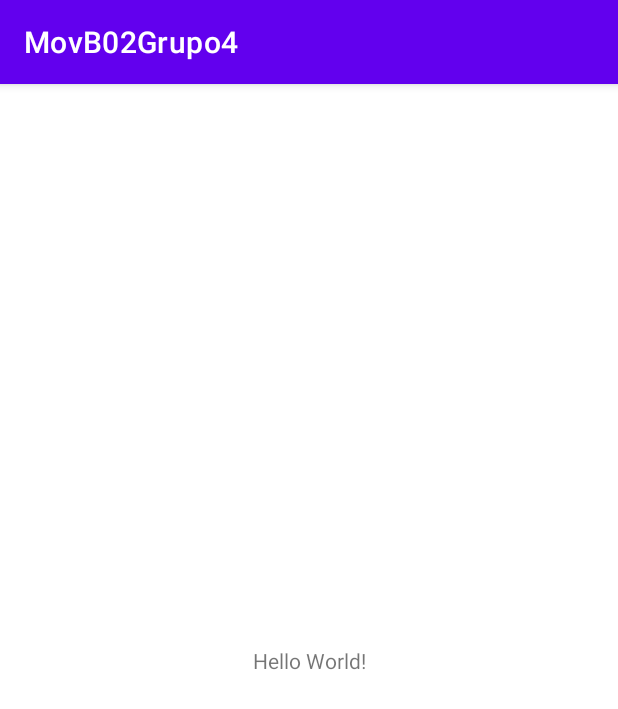
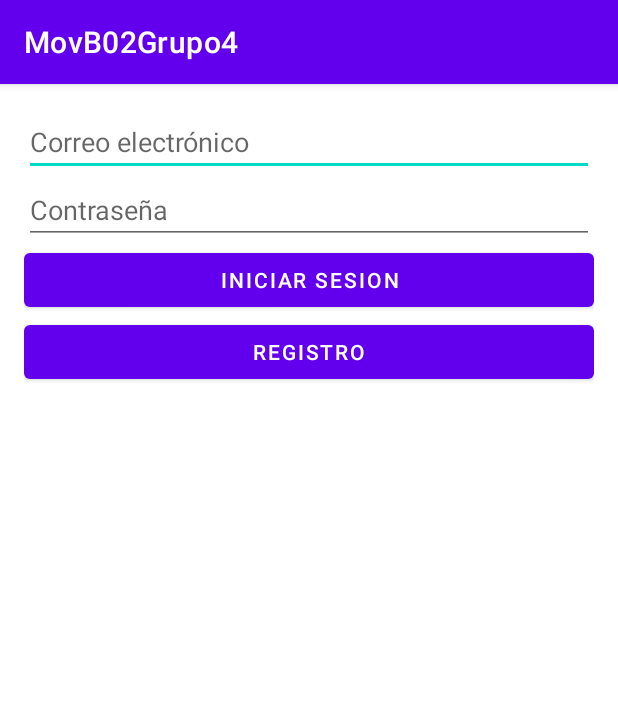
Before and after one commit to sebastian-rodriguez-rincon/MovBo2Grupo4, an Android app: the screen it shows after launch (MainActivity), on a phone screen of 412 x 824 dp. Shown: the top 709 px of the screen. Run offline under Robolectric (Android 15) with nearby library versions, the phone set to English and light mode, and no system bars.

Commit message:
Se han añadido los fragments de Login, Register y Menu, junto con la implementación de una base de datos para almacenar la información de los usuarios que se registren.

```diff
--- a/app/build.gradle
+++ b/app/build.gradle
@@ -4,7 +4,7 @@ plugins {
 }
 
 android {
-    compileSdk 35
+    compileSdk 32
 
     defaultConfig {
         applicationId "com.example.movb02grupo4"
@@ -37,6 +37,7 @@ dependencies {
     implementation 'androidx.appcompat:appcompat:1.3.0'
     implementation 'com.google.android.material:material:1.4.0'
     implementation 'androidx.constraintlayout:constraintlayout:2.0.4'
+    implementation 'androidx.legacy:legacy-support-v4:1.0.0'
     testImplementation 'junit:junit:4.13.2'
     androidTestImplementation 'androidx.test.ext:junit:1.1.3'
     androidTestImplementation 'androidx.test.espresso:espresso-core:3.4.0'
--- /dev/null
+++ b/app/src/main/java/com/example/movb02grupo4/Fragments/LoginFragment.kt
@@ -0,0 +1,99 @@
+package com.example.movb02grupo4.Fragments
+
+import android.content.Context
+import android.os.Bundle
+import android.view.LayoutInflater
+import android.view.MotionEvent
+import android.view.View
+import android.view.ViewGroup
+import android.view.inputmethod.InputMethodManager
+import android.widget.Button
+import android.widget.EditText
+import android.widget.Toast
+import androidx.fragment.app.Fragment
+import com.example.movb02grupo4.DataBase.DatabaseHelper
+import com.example.movb02grupo4.MainActivity
+import com.example.movb02grupo4.R
+
+class LoginFragment : Fragment() {
+
+    private lateinit var etEmailLogin: EditText
+    private lateinit var etPasswordLogin: EditText
+    private lateinit var databaseHelper: DatabaseHelper
+
+    override fun onCreateView(
+        inflater: LayoutInflater, container: ViewGroup?,
+        savedInstanceState: Bundle?
+    ): View? {
+        val view = inflater.inflate(R.layout.fragment_login, container, false)
+
+        etEmailLogin = view.findViewById(R.id.etEmailLogin)
+        etPasswordLogin = view.findViewById(R.id.etPasswordLogin)
+        val btnLogin = view.findViewById<Button>(R.id.btnLogin)
+        val btnRegister = view.findViewById<Button>(R.id.btnRegister)
+
+        databaseHelper = DatabaseHelper(requireContext())
+
+        view.setOnTouchListener { v, event ->
+            if (event.action == MotionEvent.ACTION_DOWN) {
+                val focusedView = activity?.currentFocus
+                if (focusedView is EditText) {
+                    val outRect = android.graphics.Rect()
+                    focusedView.getGlobalVisibleRect(outRect)
+                    if (!outRect.contains(event.rawX.toInt(), event.rawY.toInt())) {
+                        hideKeyboard()
+                    }
+                }
+            }
+            false
+        }
+
+        btnLogin.setOnClickListener {
+            hideKeyboard()
+            loginUser()
+        }
+
+        btnRegister.setOnClickListener {
+            (activity as MainActivity).navigateTo(RegisterFragment())
+        }
+        return view
+    }
+
+    private fun hideKeyboard() {
+        val imm = activity?.getSystemService(Context.INPUT_METHOD_SERVICE) as InputMethodManager
+        val view = activity?.currentFocus
+        if (view != null) {
+            imm.hideSoftInputFromWindow(view.windowToken, 0)
+        }
+    }
+
+    private fun loginUser() {
+        val email = etEmailLogin.text.toString()
+        val password = etPasswordLogin.text.toString()
+
+        if (email.isEmpty() || password.isEmpty()) {
+            Toast.makeText(
+                requireContext(),
+                "Por favor, ingrese el correo y la contraseña",
+                Toast.LENGTH_SHORT
+            ).show()
+            return
+        }
+
+        if (!databaseHelper.checkUser(email)) {
+            Toast.makeText(requireContext(), "El usuario no existe", Toast.LENGTH_SHORT).show()
+            // Vaciar campos
+            etEmailLogin.text.clear()
+            etPasswordLogin.text.clear()
+            return
+        }
+
+        if (databaseHelper.checkUserCredentials(email, password)) {
+            Toast.makeText(requireContext(), "Inicio de sesión exitoso", Toast.LENGTH_SHORT).show()
+            (activity as MainActivity).navigateTo(MenuFragment())
+        } else {
+            Toast.makeText(requireContext(), "Correo o contraseña incorrectos", Toast.LENGTH_SHORT)
+                .show()
+        }
+    }
+}
--- a/app/src/main/java/com/example/movb02grupo4/MainActivity.kt
+++ b/app/src/main/java/com/example/movb02grupo4/MainActivity.kt
@@ -2,10 +2,27 @@ package com.example.movb02grupo4
 
 import androidx.appcompat.app.AppCompatActivity
 import android.os.Bundle
+import androidx.fragment.app.Fragment
+import com.example.movb02grupo4.Fragments.LoginFragment
 
 class MainActivity : AppCompatActivity() {
+
     override fun onCreate(savedInstanceState: Bundle?) {
         super.onCreate(savedInstanceState)
         setContentView(R.layout.activity_main)
+
+        if (savedInstanceState == null) {
+            navigateTo(LoginFragment())
+        }
+    }
+
+    private fun loadFragment(fragment: Fragment) {
+        supportFragmentManager.beginTransaction()
+            .replace(R.id.fragment_container, fragment)
+            .commit()
+    }
+
+    fun navigateTo(fragment: Fragment) {
+        loadFragment(fragment)
     }
 }
--- a/app/src/main/res/layout/activity_main.xml
+++ b/app/src/main/res/layout/activity_main.xml
@@ -1,18 +1,5 @@
 <?xml version="1.0" encoding="utf-8"?>
-<androidx.constraintlayout.widget.ConstraintLayout xmlns:android="http://schemas.android.com/apk/res/android"
-    xmlns:app="http://schemas.android.com/apk/res-auto"
-    xmlns:tools="http://schemas.android.com/tools"
+<FrameLayout xmlns:android="http://schemas.android.com/apk/res/android"
+    android:id="@+id/fragment_container"
     android:layout_width="match_parent"
-    android:layout_height="match_parent"
-    tools:context=".MainActivity">
-
-    <TextView
-        android:layout_width="wrap_content"
-        android:layout_height="wrap_content"
-        android:text="Hello World!"
-        app:layout_constraintBottom_toBottomOf="parent"
-        app:layout_constraintLeft_toLeftOf="parent"
-        app:layout_constraintRight_toRightOf="parent"
-        app:layout_constraintTop_toTopOf="parent" />
-
-</androidx.constraintlayout.widget.ConstraintLayout>
+    android:layout_height="match_parent"></FrameLayout>
--- /dev/null
+++ b/app/src/main/res/layout/fragment_login.xml
@@ -0,0 +1,35 @@
+<?xml version="1.0" encoding="utf-8"?>
+<LinearLayout xmlns:android="http://schemas.android.com/apk/res/android"
+    android:layout_width="match_parent"
+    android:layout_height="match_parent"
+    android:orientation="vertical"
+    android:padding="16dp">
+
+    <EditText
+        android:id="@+id/etEmailLogin"
+        android:layout_width="match_parent"
+        android:layout_height="wrap_content"
+        android:hint="Correo electrónico"
+        android:inputType="textEmailAddress" />
+
+    <EditText
+        android:id="@+id/etPasswordLogin"
+        android:layout_width="match_parent"
+        android:layout_height="wrap_content"
+        android:hint="Contraseña"
+        android:inputType="textPassword" />
+
+    <Button
+        android:id="@+id/btnLogin"
+        android:layout_width="match_parent"
+        android:layout_height="wrap_content"
+        android:text="INICIAR SESION" />
+
+    <Button
+        android:id="@+id/btnRegister"
+        android:layout_width="match_parent"
+        android:layout_height="wrap_content"
+        android:text="REGISTRO" />
+
+
+</LinearLayout>
--- a/app/src/main/res/values/strings.xml
+++ b/app/src/main/res/values/strings.xml
@@ -1,3 +1,5 @@
 <resources>
     <string name="app_name">MovB02Grupo4</string>
+    <!-- TODO: Remove or change this placeholder text -->
+    <string name="hello_blank_fragment">Hello blank fragment</string>
 </resources>
```
Also changed, not shown: app/src/main/java/com/example/movb02grupo4/DataBase/DatabaseHelper.kt (added, +66 -0 lines), app/src/main/java/com/example/movb02grupo4/Fragments/MenuFragment.kt (added, +32 -0 lines), app/src/main/java/com/example/movb02grupo4/Fragments/RegisterFragment.kt (added, +101 -0 lines), app/src/main/res/layout/fragment_menu.xml (added, +20 -0 lines), app/src/main/res/layout/fragment_register.xml (added, +48 -0 lines).
